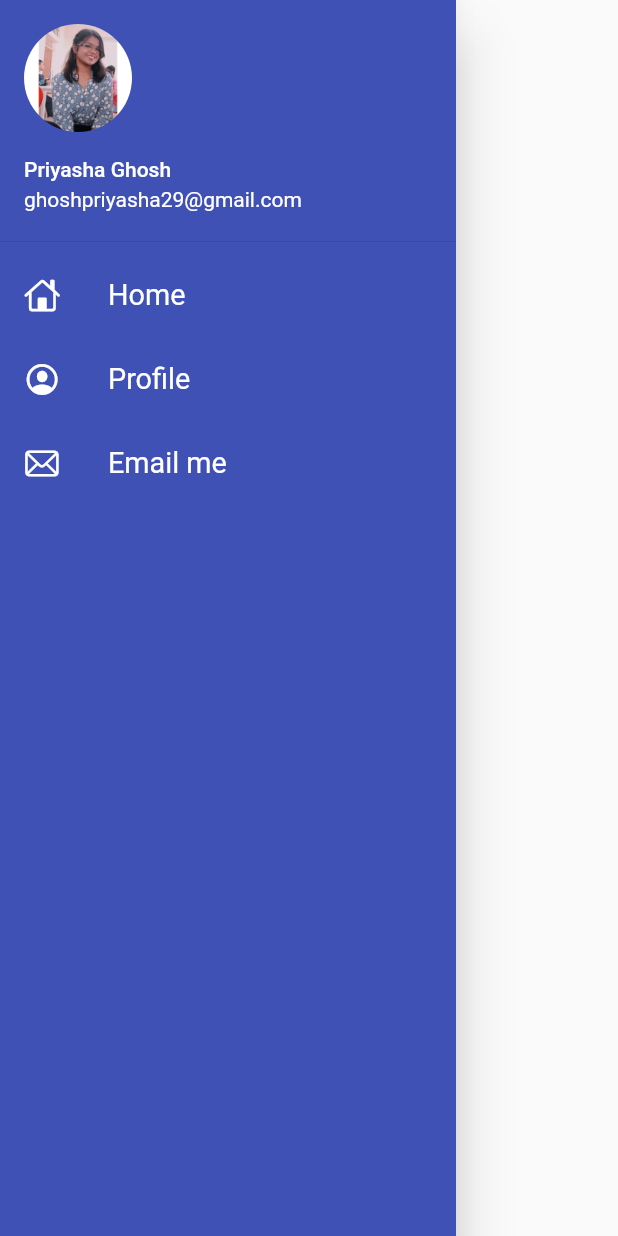
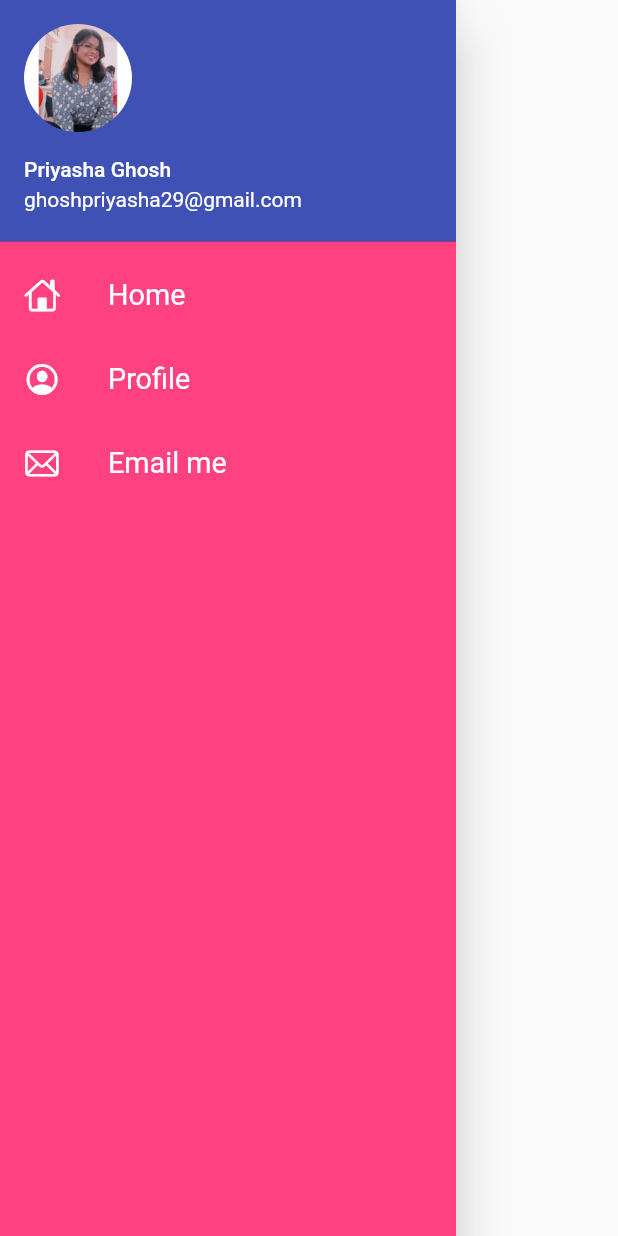
Before and after one commit to Priyasha2002/Catalog-App-, a Flutter app: the MyDrawer widget shown alone on an empty page, opened directly, on a phone screen of 412 x 824 dp. Run offline on Flutter 3.47's test engine with Material 2 defaults, Android fonts, the phone set to English and light mode, and no system bars; our stand-ins replace google_fonts; network calls fail.

Commit message:
1st commit

```diff
--- a/lib/widgets/drawer.dart
+++ b/lib/widgets/drawer.dart
@@ -10,7 +10,7 @@ class MyDrawer extends StatelessWidget {
   Widget build(BuildContext context) {
     return Drawer(
       child: Container(
-        color: Colors.indigo,
+        color: Colors.pinkAccent,
         child: ListView(
           padding: EdgeInsets.zero,
           children: [
```
